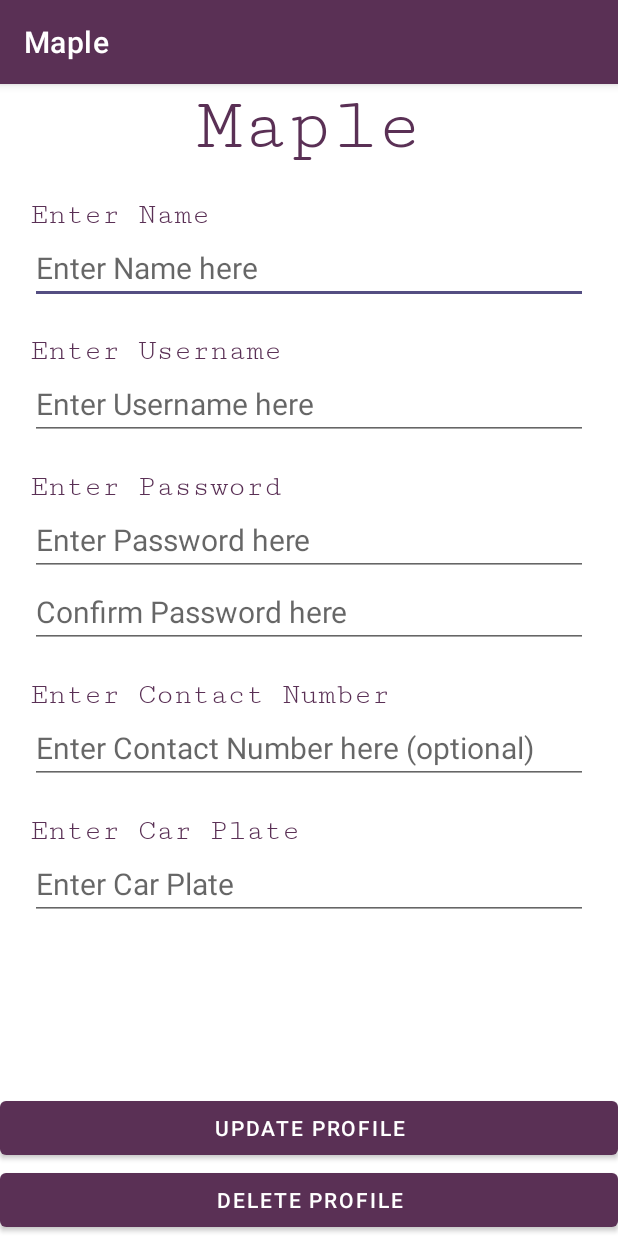
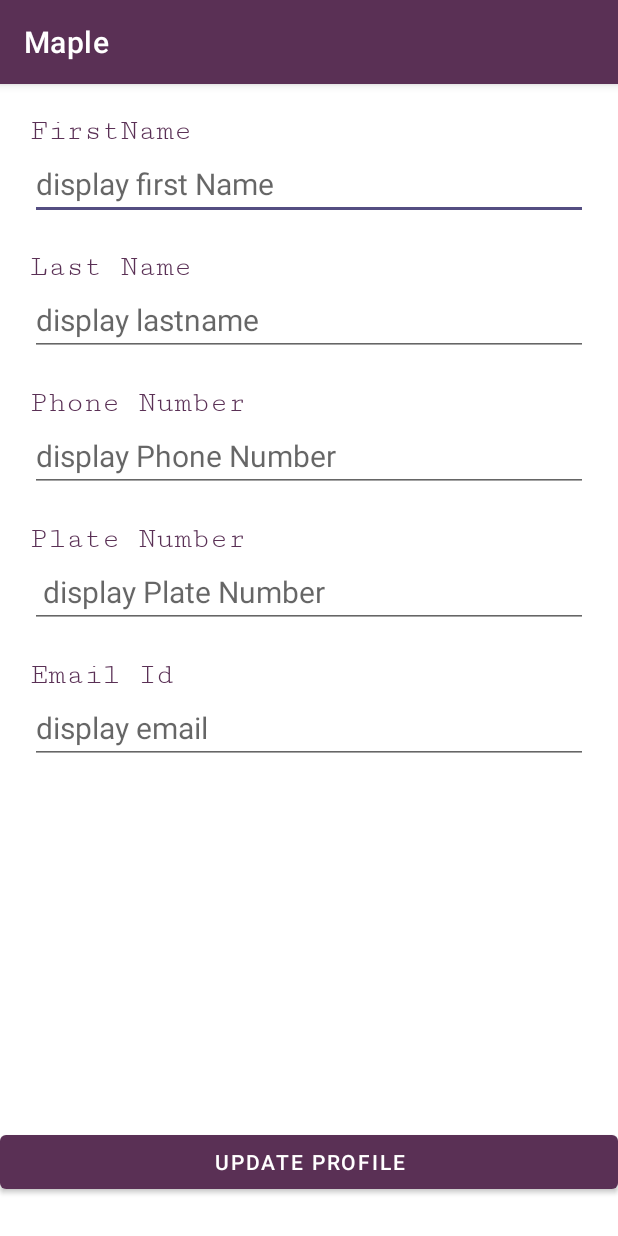
Before and after one commit to mayankaryaca/Maple_Parking_App, an Android app: the fragment EditProfileFragment shown on its own in the app's theme, on a phone screen of 412 x 824 dp. Run offline under Robolectric (Android 15) with nearby library versions, the phone set to English and light mode, and no system bars.

Commit message:
Profile + EditProfile UI id updated

```diff
--- a/app/src/main/res/layout/activity_login_screen.xml
+++ b/app/src/main/res/layout/activity_login_screen.xml
@@ -23,7 +23,7 @@
     <TextView
         android:layout_width="match_parent"
         android:layout_height="wrap_content"
-        android:id="@+id/tvUsername"
+        android:id="@+id/tvLastName"
         android:text="Enter Username"
         android:textSize="20dp"
         android:layout_marginStart="20dp"
@@ -43,7 +43,7 @@
         android:textSize="20dp"
         android:layout_marginStart="20dp"
         android:layout_marginEnd="20dp"
-        app:layout_constraintTop_toBottomOf="@+id/tvUsername"
+        app:layout_constraintTop_toBottomOf="@+id/tvLastName"
         app:layout_constraintEnd_toEndOf="parent"
         app:layout_constraintStart_toStartOf="parent"/>
 
--- a/app/src/main/res/layout/fragment_edit_profile.xml
+++ b/app/src/main/res/layout/fragment_edit_profile.xml
@@ -1,36 +1,24 @@
 <?xml version="1.0" encoding="utf-8"?>
-<androidx.constraintlayout.widget.ConstraintLayout xmlns:android="http://schemas.android.com/apk/res/android"
+
+<androidx.constraintlayout.widget.ConstraintLayout android:layout_width="match_parent"
+    android:layout_height="match_parent"
+    android:layout_marginBottom="25dp"
+    xmlns:android="http://schemas.android.com/apk/res/android"
     xmlns:app="http://schemas.android.com/apk/res-auto"
-    xmlns:tools="http://schemas.android.com/tools"
-    android:layout_width="match_parent"
-    android:layout_height="match_parent"
-    tools:context=".EditProfileFragment">
-
-    <TextView
-        android:id="@+id/app_logo"
-        android:layout_width="match_parent"
-        android:layout_height="wrap_content"
-        android:gravity="center"
-        android:text="@string/app_name"
-        android:textColor="@color/app_color"
-        android:textSize="50dp"
-        android:fontFamily = "serif-monospace"
-        app:layout_constraintTop_toTopOf="parent"
-        app:layout_constraintEnd_toEndOf="parent"
-        app:layout_constraintStart_toStartOf="parent" />
+    >
 
     <TextView
         android:layout_width="match_parent"
         android:layout_height="wrap_content"
-        android:id="@+id/tvName"
-        android:text="Enter Name"
+        android:id="@+id/tvFirstName"
+        android:text="FirstName"
         android:textSize="20dp"
         android:layout_marginStart="20dp"
         android:layout_marginEnd="20dp"
         android:paddingTop="20dp"
         android:fontFamily = "serif-monospace"
         android:textColor="@color/app_color"
-        app:layout_constraintTop_toBottomOf="@+id/app_logo"
+        app:layout_constraintTop_toTopOf="parent"
         app:layout_constraintEnd_toEndOf="parent"
         app:layout_constraintStart_toStartOf="parent"
         />
@@ -38,27 +26,27 @@
     <EditText
         android:layout_width="match_parent"
         android:layout_height="wrap_content"
-        android:hint="Enter Name here"
-        android:id="@+id/etName"
+        android:hint="display first Name"
+        android:id="@+id/tvDisplayFirstName"
         android:textSize="20dp"
         android:layout_marginStart="20dp"
         android:layout_marginEnd="20dp"
-        app:layout_constraintTop_toBottomOf="@+id/tvName"
+        app:layout_constraintTop_toBottomOf="@+id/tvFirstName"
         app:layout_constraintEnd_toEndOf="parent"
         app:layout_constraintStart_toStartOf="parent"/>
 
     <TextView
         android:layout_width="match_parent"
         android:layout_height="wrap_content"
-        android:id="@+id/tvUsername"
-        android:text="Enter Username"
+        android:id="@+id/tvLastName"
+        android:text="Last Name"
         android:textSize="20dp"
         android:layout_marginStart="20dp"
         android:layout_marginEnd="20dp"
         android:paddingTop="20dp"
         android:fontFamily = "serif-monospace"
         android:textColor="@color/app_color"
-        app:layout_constraintTop_toBottomOf="@+id/etName"
+        app:layout_constraintTop_toBottomOf="@+id/tvDisplayFirstName"
         app:layout_constraintEnd_toEndOf="parent"
         app:layout_constraintStart_toStartOf="parent"
         />
@@ -66,27 +54,27 @@
     <EditText
         android:layout_width="match_parent"
         android:layout_height="wrap_content"
-        android:hint="Enter Username here"
-        android:id="@+id/etUsername"
+        android:hint="display lastname "
+        android:id="@+id/displayLastName"
         android:textSize="20dp"
         android:layout_marginStart="20dp"
         android:layout_marginEnd="20dp"
-        app:layout_constraintTop_toBottomOf="@+id/tvUsername"
+        app:layout_constraintTop_toBottomOf="@+id/tvLastName"
         app:layout_constraintEnd_toEndOf="parent"
         app:layout_constraintStart_toStartOf="parent"/>
 
     <TextView
         android:layout_width="match_parent"
         android:layout_height="wrap_content"
-        android:id="@+id/tvPassword"
-        android:text="Enter Password"
+        android:id="@+id/tvPhoneNumber"
+        android:text="Phone Number"
         android:textSize="20dp"
         android:layout_marginStart="20dp"
         android:layout_marginEnd="20dp"
         android:paddingTop="20dp"
         android:fontFamily = "serif-monospace"
         android:textColor="@color/app_color"
-        app:layout_constraintTop_toBottomOf="@+id/etUsername"
+        app:layout_constraintTop_toBottomOf="@+id/displayLastName"
         app:layout_constraintEnd_toEndOf="parent"
         app:layout_constraintStart_toStartOf="parent"
         />
@@ -94,24 +82,12 @@
     <EditText
         android:layout_width="match_parent"
         android:layout_height="wrap_content"
-        android:hint="Enter Password here"
-        android:id="@+id/etEditPassword"
+        android:hint="display Phone Number"
+        android:id="@+id/tvDisplayPhoneNumber"
         android:textSize="20dp"
         android:layout_marginStart="20dp"
         android:layout_marginEnd="20dp"
-        app:layout_constraintTop_toBottomOf="@+id/tvPassword"
-        app:layout_constraintEnd_toEndOf="parent"
-        app:layout_constraintStart_toStartOf="parent"/>
-
-    <EditText
-        android:layout_width="match_parent"
-        android:layout_height="wrap_content"
-        android:hint="Confirm Password here"
-        android:id="@+id/etConfirmPassword"
-        android:textSize="20dp"
-        android:layout_marginStart="20dp"
-        android:layout_marginEnd="20dp"
-        app:layout_constraintTop_toBottomOf="@+id/etEditPassword"
+        app:layout_constraintTop_toBottomOf="@+id/tvPhoneNumber"
         app:layout_constraintEnd_toEndOf="parent"
         app:layout_constraintStart_toStartOf="parent"/>
 
@@ -119,15 +95,15 @@
     <TextView
         android:layout_width="match_parent"
         android:layout_height="wrap_content"
-        android:id="@+id/tvContactNumber"
-        android:text="Enter Contact Number"
+        android:id="@+id/tvPlateNumber"
+        android:text="Plate Number"
         android:textSize="20dp"
         android:layout_marginStart="20dp"
         android:layout_marginEnd="20dp"
         android:paddingTop="20dp"
         android:fontFamily = "serif-monospace"
         android:textColor="@color/app_color"
-        app:layout_constraintTop_toBottomOf="@+id/etConfirmPassword"
+        app:layout_constraintTop_toBottomOf="@+id/tvDisplayPhoneNumber"
         app:layout_constraintEnd_toEndOf="parent"
         app:layout_constraintStart_toStartOf="parent"/>
     />
@@ -135,27 +111,27 @@
     <EditText
         android:layout_width="match_parent"
         android:layout_height="wrap_content"
-        android:hint="Enter Contact Number here (optional)"
-        android:id="@+id/etContactNumber"
+        android:hint=" display Plate Number"
+        android:id="@+id/tvDisplayPlateNumber"
         android:textSize="20dp"
         android:layout_marginStart="20dp"
         android:layout_marginEnd="20dp"
-        app:layout_constraintTop_toBottomOf="@+id/tvContactNumber"
+        app:layout_constraintTop_toBottomOf="@+id/tvPlateNumber"
         app:layout_constraintEnd_toEndOf="parent"
         app:layout_constraintStart_toStartOf="parent"/>
 
     <TextView
         android:layout_width="match_parent"
         android:layout_height="wrap_content"
-        android:id="@+id/tvCarPlate"
-        android:text="Enter Car Plate"
+        android:id="@+id/tvEmailId"
+        android:text="Email Id"
         android:textSize="20dp"
         android:layout_marginStart="20dp"
         android:layout_marginEnd="20dp"
         android:paddingTop="20dp"
         android:fontFamily = "serif-monospace"
         android:textColor="@color/app_color"
-        app:layout_constraintTop_toBottomOf="@+id/etContactNumber"
+        app:layout_constraintTop_toBottomOf="@+id/tvDisplayPlateNumber"
         app:layout_constraintEnd_toEndOf="parent"
         app:layout_constraintStart_toStartOf="parent"/>
     />
@@ -163,32 +139,22 @@
     <EditText
         android:layout_width="match_parent"
         android:layout_height="wrap_content"
-        android:hint="Enter Car Plate"
-        android:id="@+id/etCarPlate"
+        android:hint="display email"
+        android:id="@+id/etEmailId"
         android:textSize="20dp"
         android:layout_marginStart="20dp"
         android:layout_marginEnd="20dp"
-        app:layout_constraintTop_toBottomOf="@+id/tvCarPlate"
+        app:layout_constraintTop_toBottomOf="@+id/tvEmailId"
         app:layout_constraintEnd_toEndOf="parent"
         app:layout_constraintStart_toStartOf="parent"/>
 
+
+
     <Button
-        android:id="@+id/btUpdate"
+        android:id="@+id/btUpdateProfile"
         android:layout_width="match_parent"
         android:layout_height="wrap_content"
         android:text="Update Profile"
-        app:layout_constraintBottom_toTopOf="@+id/btDelete"
-        app:layout_constraintEnd_toEndOf="parent"
-        app:layout_constraintHorizontal_bias="0.0"
-        app:layout_constraintStart_toStartOf="parent"
-        app:layout_constraintTop_toBottomOf="@+id/etCarPlate"
-        app:layout_constraintVertical_bias="1.0" />
-
-    <Button
-        android:id="@+id/btDelete"
-        android:layout_width="match_parent"
-        android:layout_height="wrap_content"
-        android:text="Delete Profile"
         app:layout_constraintBottom_toBottomOf="parent"
         app:layout_constraintEnd_toEndOf="parent"
         app:layout_constraintStart_toStartOf="parent"
```
Also changed, not shown: app/src/main/res/layout/activity_sign_up.xml (+5 -5 lines), app/src/main/res/layout/fragment_profile.xml (+18 -18 lines).
